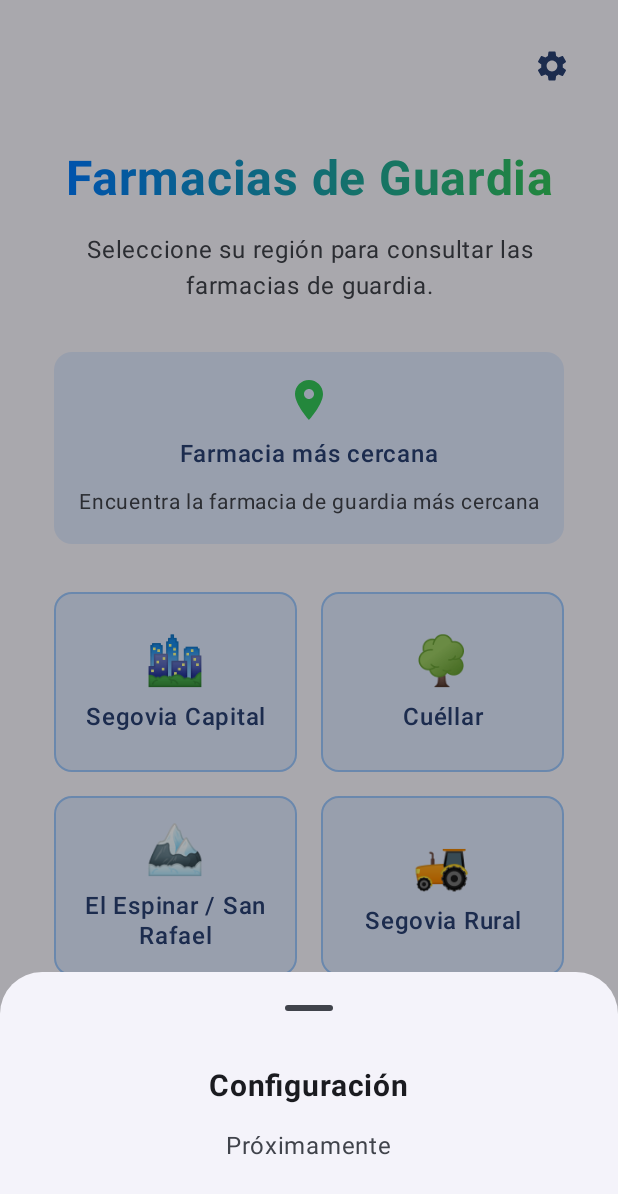
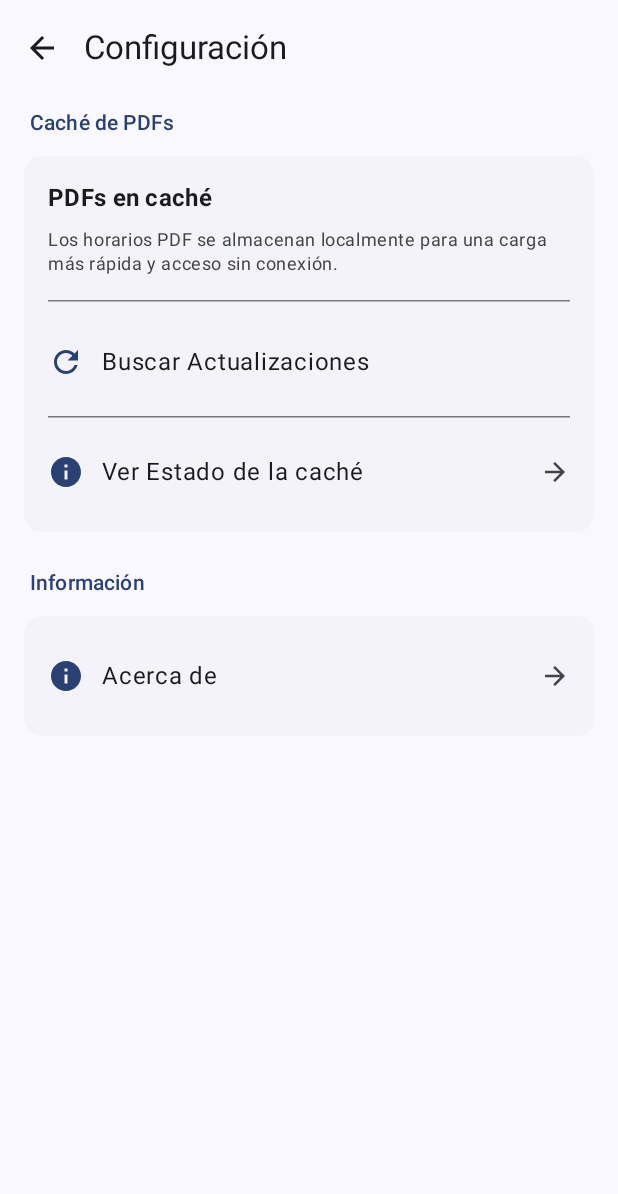
Before and after one commit to bFollon/farmacias-de-guardia-segovia, an Android app built with Jetpack Compose: the MainScreen screen opened through its navigation route, after a tap on "Configuración", on a phone screen of 412 x 824 dp. Shown: the top 1194 px of the screen. Run offline under Robolectric (Android 15) with nearby library versions, the phone set to English and light mode, and no system bars.

Commit message:
Adds a settings screen
Introduces a settings screen to manage app configurations.

Includes options for PDF cache management and navigation to the about screen.
The main screen no longer uses a bottom sheet for settings.

```diff
--- a/android/app/src/main/java/com/github/bfollon/farmaciasdeguardiaensegovia/MainActivity.kt
+++ b/android/app/src/main/java/com/github/bfollon/farmaciasdeguardiaensegovia/MainActivity.kt
@@ -26,6 +26,7 @@ import com.github.bfollon.farmaciasdeguardiaensegovia.ui.screens.AboutScreen
 import com.github.bfollon.farmaciasdeguardiaensegovia.ui.screens.CantalejoInfoScreen
 import com.github.bfollon.farmaciasdeguardiaensegovia.ui.screens.MainScreen
 import com.github.bfollon.farmaciasdeguardiaensegovia.ui.screens.ScheduleScreen
+import com.github.bfollon.farmaciasdeguardiaensegovia.ui.screens.SettingsScreen
 import com.github.bfollon.farmaciasdeguardiaensegovia.ui.screens.ZBSSelectionScreen
 import com.github.bfollon.farmaciasdeguardiaensegovia.ui.theme.FarmaciasDeGuardiaEnSegoviaTheme
 
@@ -86,7 +87,7 @@ fun AppNavigation() {
                     navController.navigate("zbs_selection")
                 },
                 onSettingsClick = {
-                    // TODO: Navigate to settings
+                    navController.navigate("settings")
                 },
                 onAboutClick = {
                     navController.navigate("about")
@@ -157,6 +158,17 @@ fun AppNavigation() {
             )
         }
 
+        composable("settings") {
+            SettingsScreen(
+                onBack = {
+                    navController.popBackStack()
+                },
+                onAboutClick = {
+                    navController.navigate("about")
+                }
+            )
+        }
+
         composable("about") {
             AboutScreen(
                 onBack = {
--- a/android/app/src/main/java/com/github/bfollon/farmaciasdeguardiaensegovia/ui/screens/MainScreen.kt
+++ b/android/app/src/main/java/com/github/bfollon/farmaciasdeguardiaensegovia/ui/screens/MainScreen.kt
@@ -48,8 +48,6 @@ fun MainScreen(
     onSettingsClick: () -> Unit = {},
     onAboutClick: () -> Unit = {}
 ) {
-    var showingSettings by remember { mutableStateOf(false) }
-
     Scaffold(
         modifier = Modifier.fillMaxSize(),
         containerColor = MaterialTheme.colorScheme.background
@@ -67,7 +65,7 @@ fun MainScreen(
                 horizontalArrangement = Arrangement.End
             ) {
                 IconButton(
-                    onClick = { showingSettings = true }
+                    onClick = onSettingsClick
                 ) {
                     Icon(
                         imageVector = Icons.Default.Settings,
@@ -151,32 +149,6 @@ fun MainScreen(
             Spacer(modifier = Modifier.height(16.dp))
         }
     }
-
-    // Settings bottom sheet (placeholder)
-    if (showingSettings) {
-        ModalBottomSheet(
-            onDismissRequest = { showingSettings = false }
-        ) {
-            Column(
-                modifier = Modifier
-                    .fillMaxWidth()
-                    .padding(16.dp),
-                horizontalAlignment = Alignment.CenterHorizontally
-            ) {
-                Text(
-                    text = "Configuración",
-                    fontSize = 20.sp,
-                    fontWeight = FontWeight.Bold
-                )
-                Spacer(modifier = Modifier.height(16.dp))
-                Text(
-                    text = "Próximamente",
-                    color = MaterialTheme.colorScheme.onSurfaceVariant
-                )
-                Spacer(modifier = Modifier.height(32.dp))
-            }
-        }
-    }
 }
 
 @Composable
--- /dev/null
+++ b/android/app/src/main/java/com/github/bfollon/farmaciasdeguardiaensegovia/ui/screens/SettingsScreen.kt
@@ -0,0 +1,258 @@
+/*
+ * Copyright (C) 2025  Bruno Follon (@bFollon)
+ *
+ * This program is free software: you can redistribute it and/or modify
+ * it under the terms of the GNU General Public License as published by
+ * the Free Software Foundation, either version 3 of the License, or
+ * (at your option) any later version.
+ *
+ * This program is distributed in the hope that it will be useful,
+ * but WITHOUT ANY WARRANTY; without even the implied warranty of
+ * MERCHANTABILITY or FITNESS FOR A PARTICULAR PURPOSE.  See the
+ * GNU General Public License for more details.
+ *
+ * You should have received a copy of the GNU General Public License
+ * along with this program.  If not, see <https://www.gnu.org/licenses/>.
+ */
+
+package com.github.bfollon.farmaciasdeguardiaensegovia.ui.screens
+
+import android.widget.Toast
+import androidx.compose.foundation.layout.*
+import androidx.compose.foundation.rememberScrollState
+import androidx.compose.foundation.verticalScroll
+import androidx.compose.material.icons.Icons
+import androidx.compose.material.icons.automirrored.filled.ArrowBack
+import androidx.compose.material.icons.automirrored.filled.ArrowForward
+import androidx.compose.material.icons.filled.Info
+import androidx.compose.material.icons.filled.Refresh
+import androidx.compose.material3.*
+import androidx.compose.runtime.Composable
+import androidx.compose.ui.Alignment
+import androidx.compose.ui.Modifier
+import androidx.compose.ui.platform.LocalContext
+import androidx.compose.ui.text.font.FontWeight
+import androidx.compose.ui.unit.dp
+
+/**
+ * Settings screen that displays cache management and information options
+ * Matches iOS SettingsView structure with Material 3 design system
+ */
+@OptIn(ExperimentalMaterial3Api::class)
+@Composable
+fun SettingsScreen(
+    onBack: () -> Unit,
+    onAboutClick: () -> Unit
+) {
+    val context = LocalContext.current
+    val scrollState = rememberScrollState()
+
+    Scaffold(
+        topBar = {
+            TopAppBar(
+                title = {
+                    Text("Configuración")
+                },
+                navigationIcon = {
+                    IconButton(onClick = onBack) {
+                        Icon(
+                            imageVector = Icons.AutoMirrored.Filled.ArrowBack,
+                            contentDescription = "Volver"
+                        )
+                    }
+                },
+                colors = TopAppBarDefaults.topAppBarColors(
+                    containerColor = MaterialTheme.colorScheme.surface
+                )
+            )
+        }
+    ) { paddingValues ->
+        Column(
+            modifier = Modifier
+                .fillMaxSize()
+                .padding(paddingValues)
+                .verticalScroll(scrollState)
+                .padding(horizontal = 16.dp, vertical = 8.dp),
+            verticalArrangement = Arrangement.spacedBy(24.dp)
+        ) {
+            // PDF Cache Section
+            CachePDFSection(
+                onCheckUpdatesClick = {
+                    Toast.makeText(context, "Próximamente", Toast.LENGTH_SHORT).show()
+                },
+                onViewCacheStatusClick = {
+                    Toast.makeText(context, "Próximamente", Toast.LENGTH_SHORT).show()
+                }
+            )
+
+            // Information Section
+            InformationSection(
+                onAboutClick = onAboutClick
+            )
+
+            Spacer(modifier = Modifier.height(16.dp))
+        }
+    }
+}
+
+/**
+ * PDF Cache section with informational text and action buttons
+ */
+@Composable
+private fun CachePDFSection(
+    onCheckUpdatesClick: () -> Unit,
+    onViewCacheStatusClick: () -> Unit
+) {
+    Column(
+        verticalArrangement = Arrangement.spacedBy(12.dp)
+    ) {
+        // Section Header
+        Text(
+            text = "Caché de PDFs",
+            style = MaterialTheme.typography.titleSmall,
+            color = MaterialTheme.colorScheme.primary,
+            modifier = Modifier.padding(horizontal = 4.dp)
+        )
+
+        Card(
+            modifier = Modifier.fillMaxWidth(),
+            colors = CardDefaults.cardColors(
+                containerColor = MaterialTheme.colorScheme.surfaceContainerLow
+            )
+        ) {
+            Column(
+                modifier = Modifier.padding(16.dp),
+                verticalArrangement = Arrangement.spacedBy(8.dp)
+            ) {
+                // Informational text block
+                Column(
+                    verticalArrangement = Arrangement.spacedBy(8.dp)
+                ) {
+                    Text(
+                        text = "PDFs en caché",
+                        style = MaterialTheme.typography.titleMedium,
+                        fontWeight = FontWeight.Bold
+                    )
+
+                    Text(
+                        text = "Los horarios PDF se almacenan localmente para una carga más rápida y acceso sin conexión.",
+                        style = MaterialTheme.typography.bodySmall,
+                        color = MaterialTheme.colorScheme.onSurfaceVariant
+                    )
+                }
+
+                HorizontalDivider(modifier = Modifier.padding(vertical = 8.dp))
+
+                // Check Updates Button
+                SettingsListItem(
+                    icon = Icons.Default.Refresh,
+                    iconTint = MaterialTheme.colorScheme.primary,
+                    text = "Buscar Actualizaciones",
+                    showTrailingIcon = false,
+                    onClick = onCheckUpdatesClick
+                )
+
+                HorizontalDivider(modifier = Modifier.padding(vertical = 4.dp))
+
+                // View Cache Status Button
+                SettingsListItem(
+                    icon = Icons.Default.Info,
+                    iconTint = MaterialTheme.colorScheme.primary,
+                    text = "Ver Estado de la caché",
+                    showTrailingIcon = true,
+                    onClick = onViewCacheStatusClick
+                )
+            }
+        }
+    }
+}
+
+/**
+ * Information section with About button
+ */
+@Composable
+private fun InformationSection(
+    onAboutClick: () -> Unit
+) {
+    Column(
+        verticalArrangement = Arrangement.spacedBy(12.dp)
+    ) {
+        // Section Header
+        Text(
+            text = "Información",
+            style = MaterialTheme.typography.titleSmall,
+            color = MaterialTheme.colorScheme.primary,
+            modifier = Modifier.padding(horizontal = 4.dp)
+        )
+
+        Card(
+            modifier = Modifier.fillMaxWidth(),
+            colors = CardDefaults.cardColors(
+                containerColor = MaterialTheme.colorScheme.surfaceContainerLow
+            )
+        ) {
+            Column(
+                modifier = Modifier.padding(16.dp)
+            ) {
+                // About Button
+                SettingsListItem(
+                    icon = Icons.Default.Info,
+                    iconTint = MaterialTheme.colorScheme.primary,
+                    text = "Acerca de",
+                    showTrailingIcon = true,
+                    onClick = onAboutClick
+                )
+            }
+        }
+    }
+}
+
+/**
+ * Reusable list item component for settings options
+ */
+@Composable
+private fun SettingsListItem(
+    icon: androidx.compose.ui.graphics.vector.ImageVector,
+    iconTint: androidx.compose.ui.graphics.Color,
+    text: String,
+    showTrailingIcon: Boolean,
+    onClick: () -> Unit
+) {
+    Surface(
+        onClick = onClick,
+        color = androidx.compose.ui.graphics.Color.Transparent
+    ) {
+        Row(
+            modifier = Modifier
+                .fillMaxWidth()
+                .padding(vertical = 8.dp),
+            horizontalArrangement = Arrangement.SpaceBetween,
+            verticalAlignment = Alignment.CenterVertically
+        ) {
+            Row(
+                horizontalArrangement = Arrangement.spacedBy(12.dp),
+                verticalAlignment = Alignment.CenterVertically
+            ) {
+                Icon(
+                    imageVector = icon,
+                    contentDescription = null,
+                    tint = iconTint
+                )
+                Text(
+                    text = text,
+                    style = MaterialTheme.typography.bodyLarge,
+                    color = MaterialTheme.colorScheme.onSurface
+                )
+            }
+
+            if (showTrailingIcon) {
+                Icon(
+                    imageVector = Icons.AutoMirrored.Filled.ArrowForward,
+                    contentDescription = null,
+                    tint = MaterialTheme.colorScheme.onSurfaceVariant,
+                    modifier = Modifier.size(20.dp)
+                )
+            }
+        }
+    }
+}
```
Also changed, not shown: android/app/src/main/java/com/github/bfollon/farmaciasdeguardiaensegovia/data/AppConfig.kt (line endings or trailing spaces), android/app/src/main/java/com/github/bfollon/farmaciasdeguardiaensegovia/ui/screens/AboutScreen.kt (line endings or trailing spaces).
